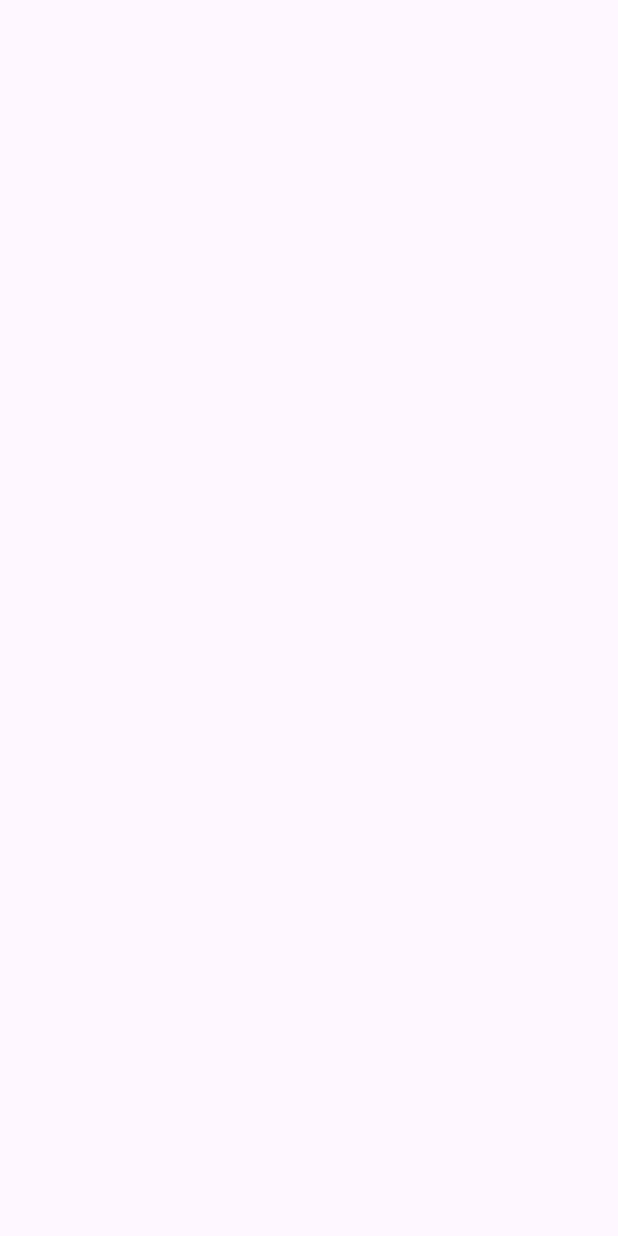
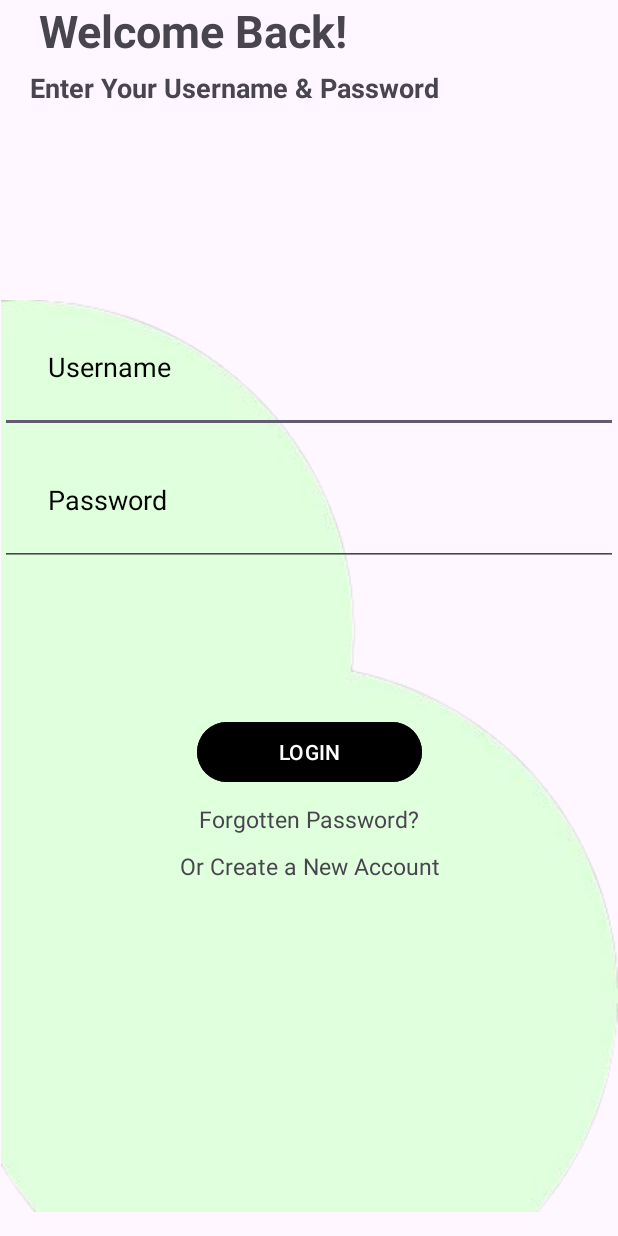
Before and after one commit to Dehbbyk/WomenTechstersFirstApp, an Android app: the LoginActivity screen opened directly, with no data from a screen before it, on a phone screen of 412 x 824 dp. Before the commit the screen is empty. Run offline under Robolectric (Android 15) with nearby library versions, the phone set to English and light mode, and no system bars.

Commit message:
Login page

```diff
--- a/app/src/main/java/com/debbie/womentechsters/MainActivity.kt
+++ b/app/src/main/java/com/debbie/womentechsters/MainActivity.kt
@@ -2,10 +2,19 @@ package com.debbie.womentechsters
 
 import androidx.appcompat.app.AppCompatActivity
 import android.os.Bundle
+import android.widget.Button
+import javax.security.auth.login.LoginException
 
 class MainActivity : AppCompatActivity() {
     override fun onCreate(savedInstanceState: Bundle?) {
         super.onCreate(savedInstanceState)
         setContentView(R.layout.activity_main)
+
+        val joinButton:Button = this.findViewById(R.id.joinNowButton)
+
+        joinButton.setOnClickListener{
+
+        }
     }
+
 }
--- a/app/src/main/res/layout/activity_login.xml
+++ b/app/src/main/res/layout/activity_login.xml
@@ -4,6 +4,92 @@
     xmlns:tools="http://schemas.android.com/tools"
     android:layout_width="match_parent"
     android:layout_height="match_parent"
-    tools:context=".LoginActivity">
+    tools:context=".MainActivity">
+    <TextView
+        android:id="@+id/tx1"
+        android:layout_width="wrap_content"
+        android:layout_height="wrap_content"
+        android:text="Welcome Back!"
+        android:textStyle="bold"
+        android:textSize="30dp"
+        android:paddingRight="180dp"
+        app:layout_constraintTop_toTopOf="parent"
+        app:layout_constraintEnd_toEndOf="parent"/>
+
+    <TextView
+        android:id="@+id/txt2"
+        android:layout_width="wrap_content"
+        android:layout_height="wrap_content"
+        android:layout_marginTop="5dp"
+        android:paddingLeft="20dp"
+        android:textSize="18dp"
+        android:textStyle="bold"
+        android:text="Enter Your Username &amp; Password"
+        app:layout_constraintTop_toBottomOf="@id/tx1"/>
+
+    <ImageView
+        android:id="@+id/img_1"
+        android:layout_width="wrap_content"
+        android:layout_height="wrap_content"
+        android:src="@drawable/img_1"
+        app:layout_constraintTop_toTopOf="parent"
+        app:layout_constraintEnd_toEndOf="parent"
+        android:layout_marginTop="200dp"
+        app:layout_constraintTop_toBottomOf="@+id/txt2"/>
+    <EditText
+        android:id="@+id/editText"
+        android:layout_width="match_parent"
+        android:layout_height="wrap_content"
+        android:hint="Username"
+        android:inputType="text"
+        android:textColorHint="#000"
+        android:padding="32dp"
+        app:layout_constraintEnd_toEndOf="parent"
+        app:layout_constraintStart_toStartOf="parent"
+        app:layout_constraintTop_toTopOf="@+id/img_1"/>
+    <EditText
+        android:id="@+id/editText2"
+        android:layout_width="match_parent"
+        android:layout_height="wrap_content"
+        android:hint="Password"
+        android:inputType="textPassword"
+        android:textColorHint="#000"
+        android:padding="32dp"
+        app:layout_constraintEnd_toEndOf="parent"
+        app:layout_constraintStart_toStartOf="parent"
+        app:layout_constraintTop_toBottomOf="@+id/editText"/>
+    <Button
+        android:id="@+id/button"
+        android:layout_width="150dp"
+        android:layout_height="wrap_content"
+        android:text="LOGIN"
+        android:layout_marginTop="100dp"
+        android:backgroundTint="@color/black"
+        app:layout_constraintEnd_toEndOf="parent"
+        app:layout_constraintStart_toStartOf="parent"
+        app:layout_constraintTop_toBottomOf="@+id/editText2"/>
+    <TextView
+        android:id="@+id/txt3"
+        android:layout_width="match_parent"
+        android:layout_height="wrap_content"
+        android:text="Forgotten Password?"
+        android:textSize="15sp"
+        android:textAlignment="center"
+        android:layout_margin="10dp"
+        app:layout_constraintStart_toStartOf="parent"
+        app:layout_constraintEnd_toEndOf="parent"
+        app:layout_constraintTop_toBottomOf="@id/button"/>
+    <TextView
+        android:id="@+id/newAccount"
+        android:layout_width="match_parent"
+        android:layout_height="wrap_content"
+        android:text="Or Create a New Account"
+        android:textSize="15sp"
+        android:textAlignment="center"
+        android:layout_margin="10dp"
+        app:layout_constraintStart_toStartOf="parent"
+        app:layout_constraintEnd_toEndOf="parent"
+        app:layout_constraintTop_toBottomOf="@id/txt3"/>
+
 
 </androidx.constraintlayout.widget.ConstraintLayout>
--- a/app/src/main/res/layout/activity_main.xml
+++ b/app/src/main/res/layout/activity_main.xml
@@ -46,12 +46,14 @@
         app:layout_constraintTop_toBottomOf="@id/startedText"/>
 
     <Button
+        android:id="@+id/joinNowButton"
         android:layout_width="wrap_content"
         android:layout_height="wrap_content"
         android:text="JOIN NOW"
         android:textColor="#ffffff"
         android:textSize="36dp"
         android:textStyle="normal"
+        android:backgroundTint="#000"
         app:layout_constraintEnd_toEndOf="parent"
         app:layout_constraintStart_toStartOf="parent"
         app:layout_constraintBottom_toBottomOf="parent"/>
```
